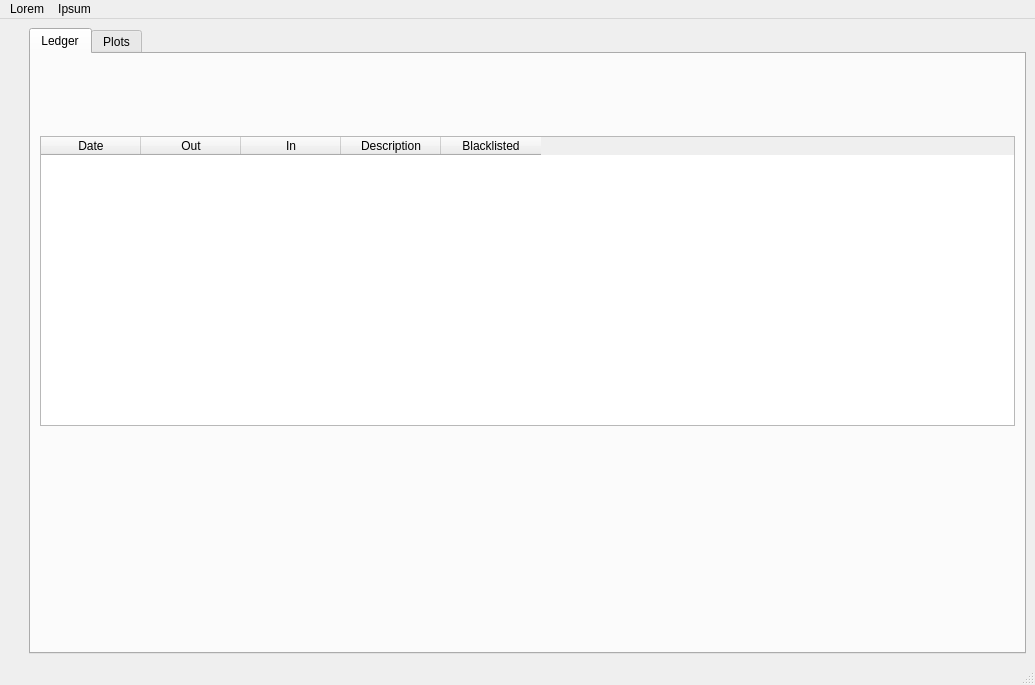
First picture: the form in piggy_bank/ui/main_window.ui, repository pbertoni89/piggy-bank, before the edit.
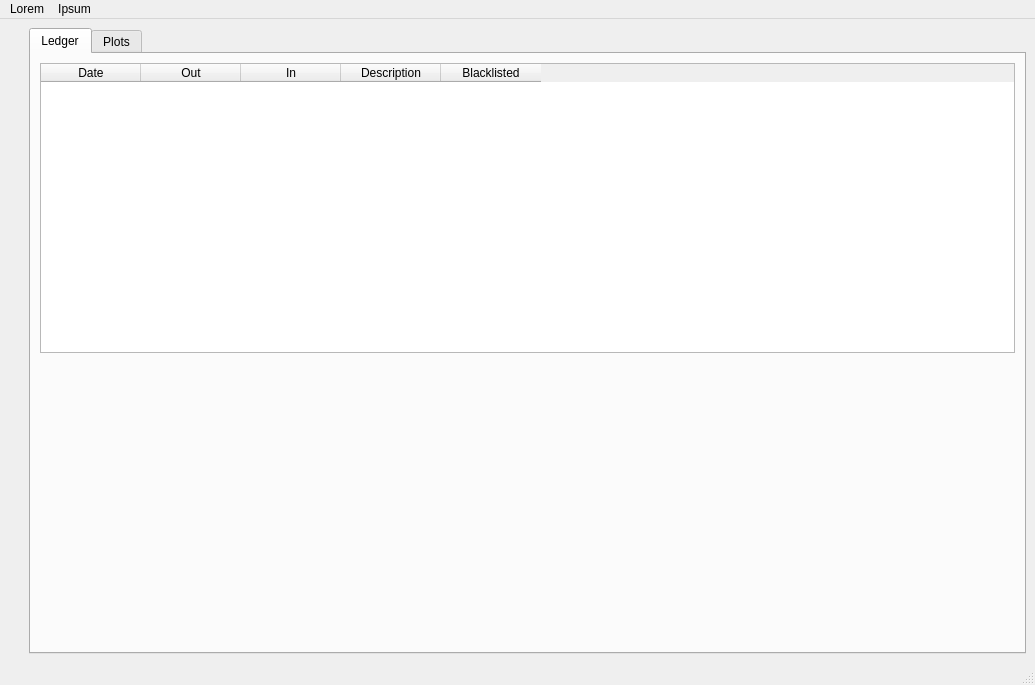
Second picture: the form after the edit.

```diff
--- a/piggy_bank/ui/main_window.ui
+++ b/piggy_bank/ui/main_window.ui
@@ -44,7 +44,7 @@
        <attribute name="title">
         <string>Ledger</string>
        </attribute>
-       <layout class="QVBoxLayout" name="verticalLayout_3" stretch="1,4,3">
+       <layout class="QVBoxLayout" name="verticalLayout_3" stretch="0,4,4">
         <item>
          <layout class="QHBoxLayout" name="qhl_filter_tools"/>
         </item>
```
